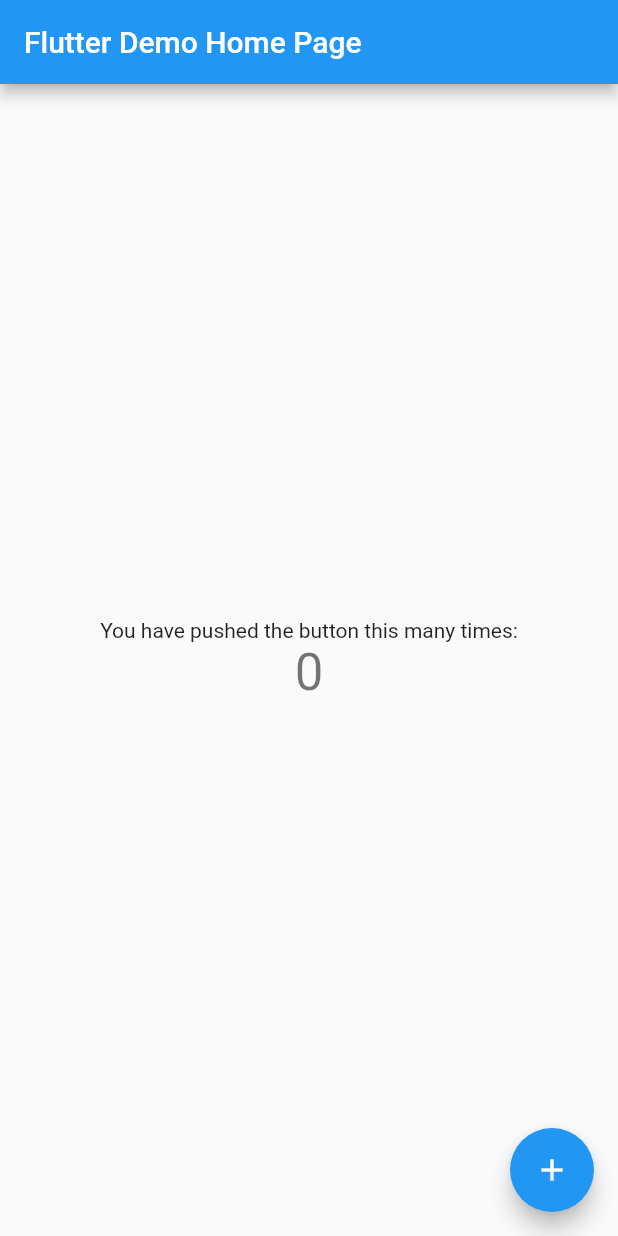
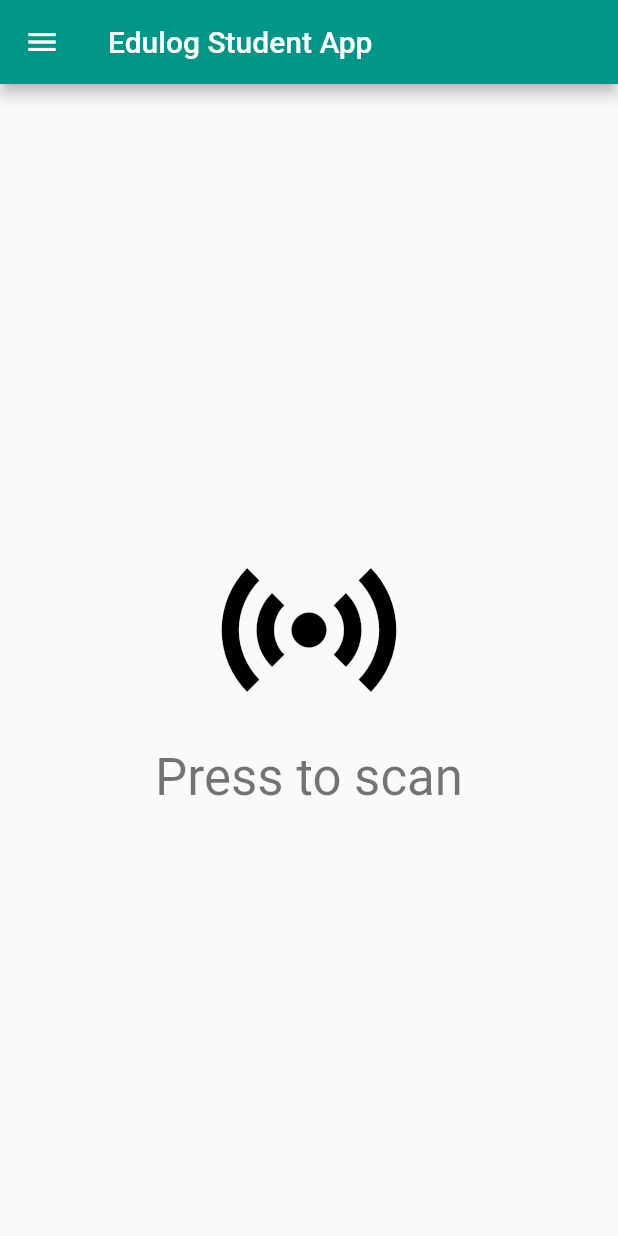
Before and after one commit to carokhan/b2_bus_transporation, a Flutter app: the screen it shows after launch, on a phone screen of 412 x 824 dp. Run offline on Flutter 3.47's test engine with Material 2 defaults, Android fonts, the phone set to English and light mode, and no system bars.

Commit message:
Basic Layout Idea

```diff
--- a/lib/main.dart
+++ b/lib/main.dart
@@ -1,4 +1,7 @@
+//import 'dart:js_util';
+
 import 'package:flutter/material.dart';
+import 'dart:io';
 
 void main() {
   runApp(const MyApp());
@@ -11,7 +14,7 @@ class MyApp extends StatelessWidget {
   @override
   Widget build(BuildContext context) {
     return MaterialApp(
-      title: 'Flutter Demo',
+      title: 'Edulog Student App',
       theme: ThemeData(
         // This is the theme of your application.
         //
@@ -22,9 +25,9 @@ class MyApp extends StatelessWidget {
         // or simply save your changes to "hot reload" in a Flutter IDE).
         // Notice that the counter didn't reset back to zero; the application
         // is not restarted.
-        primarySwatch: Colors.blue,
+        primarySwatch: Colors.teal,
       ),
-      home: const MyHomePage(title: 'Flutter Demo Home Page'),
+      home: const MyHomePage(title: 'Edulog Student App'),
     );
   }
 }
@@ -49,16 +52,45 @@ class MyHomePage extends StatefulWidget {
 
 class _MyHomePageState extends State<MyHomePage> {
   int _counter = 0;
+  bool _isRunning = false;
+  IconData _display = Icons.sensors;
+  Color _color = Colors.black;
+  String _message = "Press to scan";
 
-  void _incrementCounter() {
+  bool _testNFC() {
+    return true;
+  }
+
+  void _run() {
+    if (!_isRunning) {
+      _isRunning = true;
+      if (_testNFC()) {
         setState(() {
           // This call to setState tells the Flutter framework that something has
           // changed in this State, which causes it to rerun the build method below
           // so that the display can reflect the updated values. If we changed
           // _counter without calling setState(), then the build method would not be
           // called again, and so nothing would appear to happen.
-      _counter++;
+          _display = Icons.check;
+          _color = Colors.green;
+          _message = "Success!";
         });
+      } else {
+        setState(() {
+          _display = Icons.dangerous;
+          _color = Colors.red;
+          _message = "An error occurred, please try again.";
+        });
+      }
+      Future.delayed(const Duration(milliseconds: 2000), () {
+        setState(() {
+          _display = Icons.sensors;
+          _color = Colors.black;
+          _message = "Press to scan";
+        });
+        _isRunning = false;
+      });
+    }
   }
 
   @override
@@ -73,6 +105,14 @@ class _MyHomePageState extends State<MyHomePage> {
       appBar: AppBar(
         // Here we take the value from the MyHomePage object that was created by
         // the App.build method, and use it to set our appbar title.
+        leading: IconButton(
+          style: TextButton.styleFrom(
+            textStyle: const TextStyle(fontSize: 20),
+            foregroundColor: Theme.of(context).colorScheme.onPrimary,
+          ),
+          onPressed: () {},
+          icon: const Icon(Icons.menu),
+        ),
         title: Text(widget.title),
       ),
       body: Center(
@@ -95,21 +135,20 @@ class _MyHomePageState extends State<MyHomePage> {
           // horizontal).
           mainAxisAlignment: MainAxisAlignment.center,
           children: <Widget>[
-            const Text(
-              'You have pushed the button this many times:',
+            IconButton(
+              onPressed: _run,
+              icon: Icon(_display),
+              iconSize: 140,
+              color: _color,
             ),
             Text(
-              '$_counter',
+              textAlign: TextAlign.center,
+              _message,
               style: Theme.of(context).textTheme.headlineMedium,
             ),
           ],
         ),
       ),
-      floatingActionButton: FloatingActionButton(
-        onPressed: _incrementCounter,
-        tooltip: 'Increment',
-        child: const Icon(Icons.add),
-      ), // This trailing comma makes auto-formatting nicer for build methods.
     );
   }
 }
```
Lines whose indentation alone changed are shown as unchanged.
